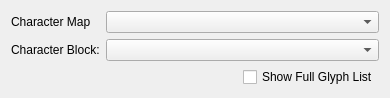
First picture: the form in UI-Qt/QUCMapBlockWidget.ui, repository frinkr/FontViewer, before the edit.
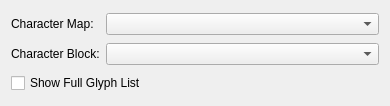
Second picture: the form after the edit.

Commit message: move CMap and block selection to popover

```diff
--- a/UI-Qt/QUCMapBlockWidget.ui
+++ b/UI-Qt/QUCMapBlockWidget.ui
@@ -7,7 +7,7 @@
     <x>0</x>
     <y>0</y>
     <width>390</width>
-    <height>86</height>
+    <height>106</height>
    </rect>
   </property>
   <property name="windowTitle">
@@ -17,17 +17,22 @@
    <bool>true</bool>
   </property>
   <layout class="QGridLayout" name="gridLayout">
-   <item row="0" column="0" colspan="2">
-    <layout class="QFormLayout" name="formLayout">
      <item row="0" column="0">
       <widget class="QLabel" name="label">
        <property name="text">
-        <string>Character Map</string>
+      <string>Character Map:</string>
        </property>
       </widget>
      </item>
      <item row="0" column="1">
-      <widget class="QComboBox" name="comboBox"/>
+    <widget class="QComboBox" name="cmapComboBox">
+     <property name="sizePolicy">
+      <sizepolicy hsizetype="Expanding" vsizetype="Fixed">
+       <horstretch>0</horstretch>
+       <verstretch>0</verstretch>
+      </sizepolicy>
+     </property>
+    </widget>
      </item>
      <item row="1" column="0">
       <widget class="QLabel" name="label_2">
@@ -37,25 +42,17 @@
       </widget>
      </item>
      <item row="1" column="1">
-      <widget class="QComboBox" name="comboBox_2"/>
-     </item>
-    </layout>
-   </item>
-   <item row="1" column="0">
-    <spacer name="horizontalSpacer">
-     <property name="orientation">
-      <enum>Qt::Horizontal</enum>
+    <widget class="QComboBox" name="blockComboBox">
+     <property name="sizePolicy">
+      <sizepolicy hsizetype="MinimumExpanding" vsizetype="Fixed">
+       <horstretch>0</horstretch>
+       <verstretch>0</verstretch>
+      </sizepolicy>
      </property>
-     <property name="sizeHint" stdset="0">
-      <size>
-       <width>214</width>
-       <height>20</height>
-      </size>
-     </property>
-    </spacer>
+    </widget>
    </item>
-   <item row="1" column="1">
-    <widget class="QCheckBox" name="checkBox">
+   <item row="2" column="0" colspan="2">
+    <widget class="QCheckBox" name="glyphCheckBox">
      <property name="text">
       <string>Show Full Glyph List</string>
      </property>
```
Lines whose indentation alone changed are shown as unchanged. The commit also changes 4 other files.
